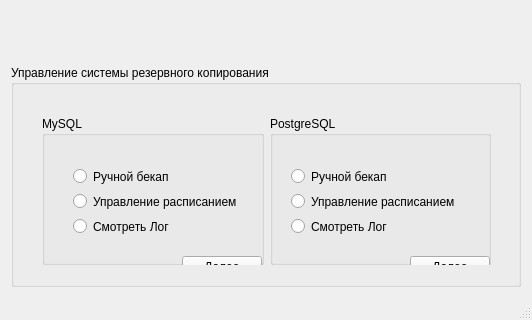
This is mainwindow.ui in tonycool7/masters_diploma as Qt 5 draws it before an edit; both pictures show x 0 to 532 and y 194 to 514 of the 532 by 514 pixel window. The edited form follows.
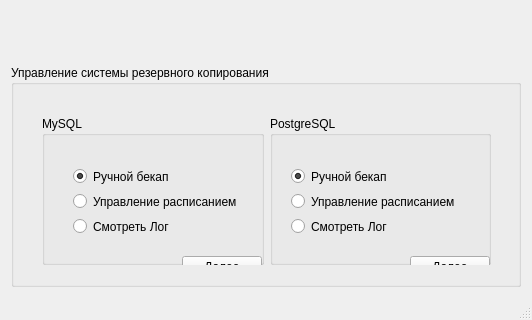
This is the edited form. Icons and pictures are not drawn.

What changed in the file:
```diff
--- a/mainwindow.ui
+++ b/mainwindow.ui
@@ -37,7 +37,7 @@
       <property name="title">
        <string>Управление системы резервного копирования</string>
       </property>
-      <widget class="QWidget" name="">
+      <widget class="QWidget" name="layoutWidget">
        <property name="geometry">
         <rect>
          <x>20</x>
@@ -65,7 +65,7 @@
             <string>Далее</string>
            </property>
           </widget>
-          <widget class="QWidget" name="">
+          <widget class="QWidget" name="layoutWidget">
            <property name="geometry">
             <rect>
              <x>20</x>
@@ -77,9 +77,15 @@
            <layout class="QVBoxLayout" name="verticalLayout_2">
             <item>
              <widget class="QRadioButton" name="manual_mysql">
+              <property name="enabled">
+               <bool>true</bool>
+              </property>
               <property name="text">
                <string>Ручной бекап</string>
               </property>
+              <property name="checked">
+               <bool>true</bool>
+              </property>
              </widget>
             </item>
             <item>
@@ -120,6 +126,9 @@
               <property name="text">
                <string>Ручной бекап</string>
               </property>
+              <property name="checked">
+               <bool>true</bool>
+              </property>
              </widget>
             </item>
             <item>
```
